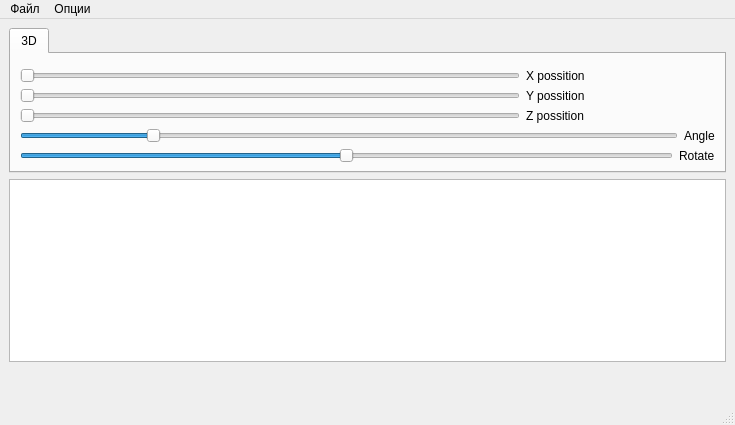
First picture: the form in window.ui, repository Confucij/corodtest, before the edit.
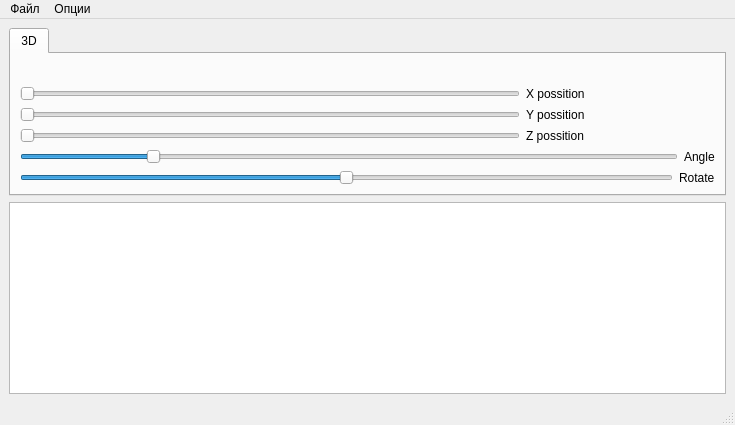
Second picture: the form after the edit. Icons and pictures are not drawn. Custom widgets are drawn as their Qt base class.

The edit to the form file:
```diff
--- a/window.ui
+++ b/window.ui
@@ -209,7 +209,7 @@
         <property name="maximumSize">
          <size>
           <width>800</width>
-          <height>16777215</height>
+          <height>300</height>
          </size>
         </property>
         <property name="flow">
@@ -223,19 +223,6 @@
         </property>
        </widget>
       </item>
-      <item>
-       <spacer name="verticalSpacer">
-        <property name="orientation">
-         <enum>Qt::Vertical</enum>
-        </property>
-        <property name="sizeHint" stdset="0">
-         <size>
-          <width>20</width>
-          <height>40</height>
-         </size>
-        </property>
-       </spacer>
-      </item>
      </layout>
     </item>
    </layout>
```
